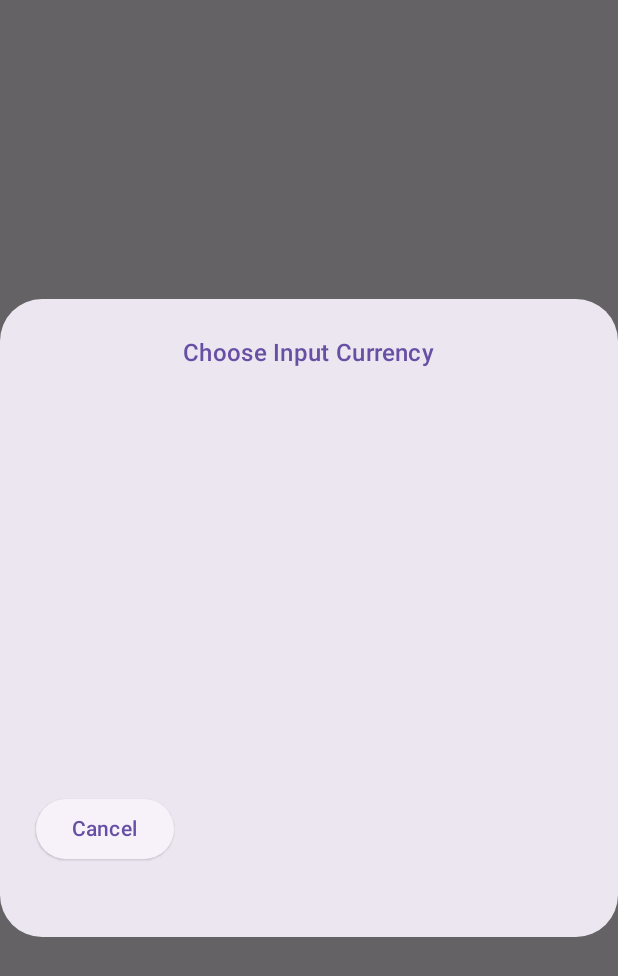
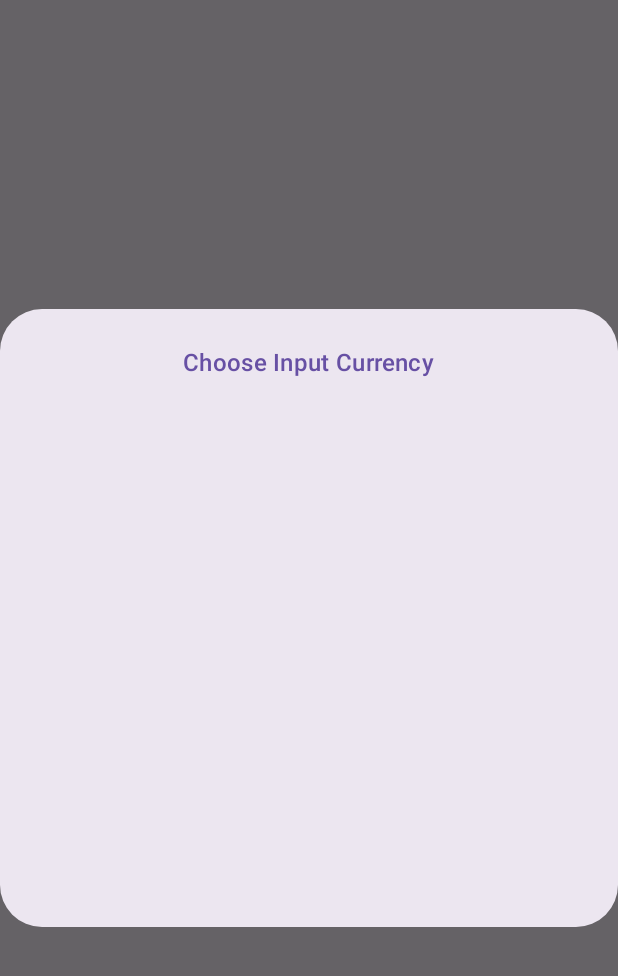
Before and after one commit to tanaymondal/Currency-Conversion, an Android app built with Jetpack Compose: the composable CurrencyPickerDialog called with empty values, on a phone screen of 412 x 824 dp. Shown: the top 976 px of the screen. Run offline under Robolectric (Android 15) with nearby library versions, the phone set to English and light mode, and no system bars.

Commit message:
Fixed Dialog height issue

```diff
--- a/composeApp/src/commonMain/kotlin/pro/tanay/currency_conversion/ui/components/CurrencyPickerDialog.kt
+++ b/composeApp/src/commonMain/kotlin/pro/tanay/currency_conversion/ui/components/CurrencyPickerDialog.kt
@@ -4,7 +4,6 @@ import androidx.compose.foundation.clickable
 import androidx.compose.foundation.layout.Arrangement
 import androidx.compose.foundation.layout.Column
 import androidx.compose.foundation.layout.Row
-import androidx.compose.foundation.layout.Spacer
 import androidx.compose.foundation.layout.fillMaxWidth
 import androidx.compose.foundation.layout.height
 import androidx.compose.foundation.layout.padding
@@ -12,7 +11,6 @@ import androidx.compose.foundation.lazy.LazyColumn
 import androidx.compose.foundation.lazy.items
 import androidx.compose.material3.AlertDialog
 import androidx.compose.material3.Card
-import androidx.compose.material3.ElevatedButton
 import androidx.compose.material3.MaterialTheme
 import androidx.compose.material3.Text
 import androidx.compose.runtime.Composable
@@ -29,8 +27,6 @@ fun CurrencyPickerDialog(
 ) {
 
     AlertDialog(title = {
-
-
         Row(
             modifier = Modifier.fillMaxWidth(),
             horizontalArrangement = Arrangement.Center,
@@ -49,7 +45,7 @@ fun CurrencyPickerDialog(
             horizontalAlignment = Alignment.CenterHorizontally
         ) {
             LazyColumn(
-                modifier = Modifier.height(250.dp),
+                modifier = Modifier.height(300.dp),
                 verticalArrangement = Arrangement.spacedBy(8.dp),
                 horizontalAlignment = Alignment.CenterHorizontally
             ) {
@@ -72,20 +68,12 @@ fun CurrencyPickerDialog(
                     }
                 }
             }
-
-            Spacer(modifier = Modifier.height(15.dp))
-
-            Row {
-                ElevatedButton(onClick = { onDismiss() }) {
-                    Text(text = "Cancel")
-                }
-            }
         }
-
 
     }, onDismissRequest = {
         onDismiss()
     }, confirmButton = {
 
-    }, modifier = Modifier.fillMaxWidth())
+    }, modifier = Modifier
+    )
 }
```
